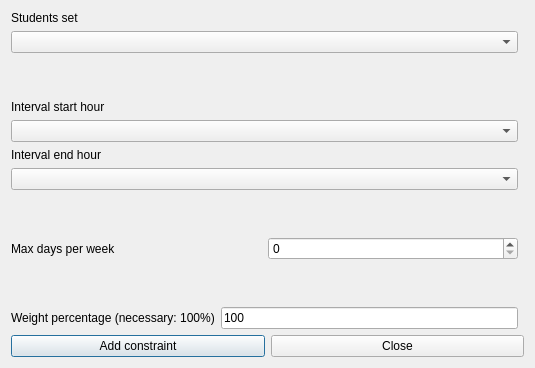
Old version of the form fet/src/interface/addconstraintstudentssetintervalmaxdaysperweekform_template.ui in the repository vonmecheln/fet.
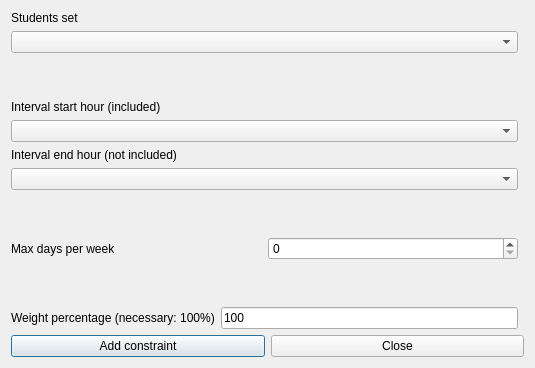
New version of the form.

Diff of the .ui file:
```diff
--- a/fet/src/interface/addconstraintstudentssetintervalmaxdaysperweekform_template.ui
+++ b/fet/src/interface/addconstraintstudentssetintervalmaxdaysperweekform_template.ui
@@ -158,7 +158,7 @@
         <enum>QFrame::Plain</enum>
        </property>
        <property name="text">
-        <string>Interval end hour</string>
+        <string extracomment="This field refers to a constraint operating on a given hourly interval. The selected start hour of the interval is included (is counted) in the constraint, while the selected end hour of the interval is not included (is not counted) in the constraint.">Interval end hour (not included)</string>
        </property>
        <property name="wordWrap">
         <bool>false</bool>
@@ -191,7 +191,7 @@
         <enum>QFrame::Plain</enum>
        </property>
        <property name="text">
-        <string>Interval start hour</string>
+        <string extracomment="This field refers to a constraint operating on a given hourly interval. The selected start hour of the interval is included (is counted) in the constraint, while the selected end hour of the interval is not included (is not counted) in the constraint.">Interval start hour (included)</string>
        </property>
        <property name="wordWrap">
         <bool>false</bool>
```
